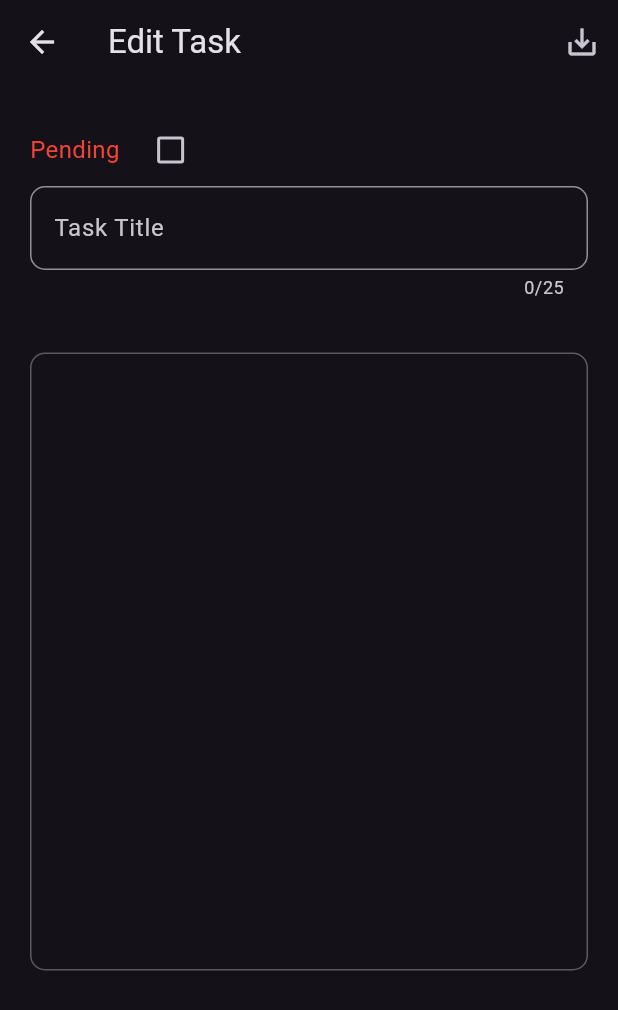
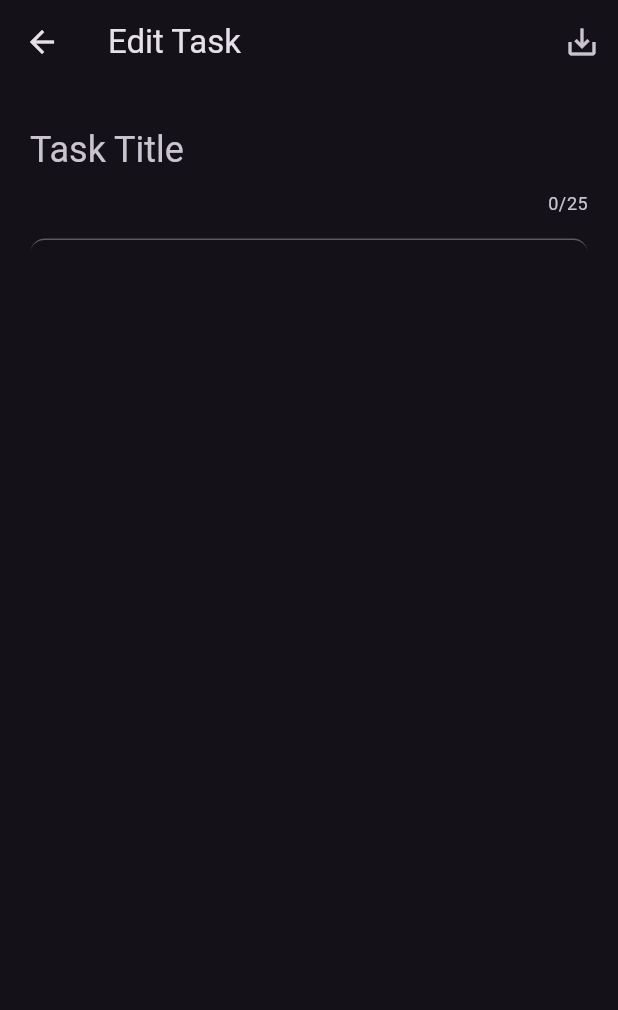
Before and after one commit to Aswanthds/todo_app_flutter, a Flutter app: the EditTodoPage screen opened directly with empty values, on a phone screen of 412 x 824 dp. Shown: the top 1010 px of the screen. Run offline on Flutter 3.47's test engine with Material 3 defaults, Android fonts, the phone set to English and light mode, and no system bars; our stand-ins replace get; network calls fail.

Commit message:
Final fixing

```diff
--- a/lib/view/home.dart
+++ b/lib/view/home.dart
@@ -29,10 +29,12 @@ class _MyHomePageState extends State<MyHomePage> with TickerProviderStateMixin {
   @override
   Widget build(BuildContext context) {
     return Scaffold(
+
       bottomSheet: PreferredSize(
         preferredSize: const Size.fromHeight(50),
         child: TabBar(
             controller: _tabController,
+
             labelColor: Colors.green,
             tabAlignment: TabAlignment.fill,
             indicatorColor: Colors.green,
@@ -63,6 +65,7 @@ class _MyHomePageState extends State<MyHomePage> with TickerProviderStateMixin {
             ]),
       ),
       appBar: AppBar(
+        automaticallyImplyLeading: false,
         title: Text(
           "To Do App",
           style: Theme.of(context)
--- a/lib/view/to_do.dart
+++ b/lib/view/to_do.dart
@@ -18,7 +18,7 @@ class TodoPageScreen extends StatelessWidget {
       child: Scaffold(
         body: Obx(() {
           if (controller.incompleteTasks.isEmpty) {
-            return const Center(child: Text(' No Tasks to done'));
+            return const Center(child: Text('No Tasks to done'));
           }
           return ListView.builder(
               itemCount: controller.incompleteTasks.length,
--- a/lib/view/widgets/edit_task.dart
+++ b/lib/view/widgets/edit_task.dart
@@ -1,8 +1,8 @@
 import 'package:flutter/material.dart';
-import 'package:flutter/services.dart';
 import 'package:get/get.dart';
 import 'package:todo_app_flutter/models/todo_model.dart';
 import 'package:todo_app_flutter/view/home.dart';
+import 'package:todo_app_flutter/view/widgets/textformfieldcolumn.dart';
 import 'package:todo_app_flutter/viewmodel/getx_controller.dart';
 
 class EditTodoPage extends StatefulWidget {
@@ -52,7 +52,7 @@ class _EditTodoPageState extends State<EditTodoPage> {
                   );
                   Future.delayed(
                     Durations.long4,
-                    () => Get.to(() => const MyHomePage()),
+                    () => Get.off(() => const MyHomePage()),
                   );
                 }
               },
@@ -61,71 +61,9 @@ class _EditTodoPageState extends State<EditTodoPage> {
       ),
       body: Padding(
         padding: const EdgeInsets.all(20.0),
-        child: Column(
-          crossAxisAlignment: CrossAxisAlignment.start,
-          children: [
-            Row(
-              children: [
-                Text(
-                  _isCompleted ? 'Completed' : 'Pending',
-                  style: TextStyle(
-                      fontSize: 16,
-                      color: _isCompleted ? Colors.green : Colors.red),
-                ),
-                const SizedBox(
-                  width: 10,
-                ),
-                Checkbox(
-                    value: _isCompleted,
-                    onChanged: (value) {
-                      setState(() {
-                        _isCompleted = value!;
-                      });
-                    }),
-              ],
-            ),
-            TextField(
-              controller: _titleController,
-              maxLength: 25,
-              decoration: InputDecoration(
-                hintText: 'Task Title',
-                focusedBorder: InputBorder.none,
-                errorBorder: InputBorder.none,
-                border: OutlineInputBorder(
-                  borderRadius: BorderRadius.circular(10.0),
-                ),
-              ),
-            ),
-            const SizedBox(height: 20),
-            const SizedBox(height: 15.0),
-            Container(
-              height: MediaQuery.of(context).size.width,
-              decoration: const BoxDecoration(
-                borderRadius: BorderRadius.all(Radius.circular(10.0)),
-                border: Border.fromBorderSide(BorderSide(
-                    style: BorderStyle.solid, color: Colors.white30)),
-              ),
-              child: TextField(
-                controller: _descriptionController,
-                maxLines: null,
-                decoration: const InputDecoration(
-                  hintText: '',
-                  border: InputBorder.none,
-                  focusedBorder: InputBorder.none,
-                  errorBorder: InputBorder.none,
-                  contentPadding: EdgeInsets.all(15.0),
-                ),
-                style: TextStyle(
-                  fontSize: 16.0,
-                  color: Colors.grey[600],
-                ),
-                maxLength: null,
-                maxLengthEnforcement:
-                    MaxLengthEnforcement.truncateAfterCompositionEnds,
-                textInputAction: TextInputAction.newline,
-              ),
-            ),
-          ],
+        child: SingleChildScrollView(
+          scrollDirection: Axis.vertical,
+          child: TexFieldColumnWidget(descriptionController: _descriptionController,titleController: _titleController,)
         ),
       ),
     );
--- a/lib/view/widgets/search_delegatte.dart
+++ b/lib/view/widgets/search_delegatte.dart
@@ -1,6 +1,7 @@
 import 'package:flutter/material.dart';
 import 'package:get/get.dart';
 import 'package:todo_app_flutter/models/todo_model.dart';
+import 'package:todo_app_flutter/view/home.dart';
 import 'package:todo_app_flutter/view/widgets/preview.dart';
 import 'package:todo_app_flutter/viewmodel/getx_controller.dart';
 
@@ -14,7 +15,7 @@ class MySearchDelegate extends SearchDelegate {
         icon: const Icon(Icons.close),
         onPressed: () {
           query = '';
-          close(context, null);
+          Get.offAll(() => const MyHomePage());
         },
       ),
     ];
@@ -25,7 +26,7 @@ class MySearchDelegate extends SearchDelegate {
     return IconButton(
       icon: const Icon(Icons.arrow_back),
       onPressed: () {
-        close(context, null);
+        Get.offAll(() => const MyHomePage());
       },
     );
   }
--- /dev/null
+++ b/lib/view/widgets/textformfieldcolumn.dart
@@ -0,0 +1,67 @@
+import 'package:flutter/material.dart';
+import 'package:flutter/services.dart';
+
+class TexFieldColumnWidget extends StatelessWidget {
+  const TexFieldColumnWidget({
+    super.key,
+    required TextEditingController titleController,
+    required TextEditingController descriptionController,
+  })  : _titleController = titleController,
+        _descriptionController = descriptionController;
+
+  final TextEditingController _titleController;
+  final TextEditingController _descriptionController;
+
+  @override
+  Widget build(BuildContext context) {
+    return Column(
+      crossAxisAlignment: CrossAxisAlignment.start,
+      mainAxisSize: MainAxisSize.max,
+      children: [
+        TextField(
+          controller: _titleController,
+          maxLength: 25,
+          style: Theme.of(context).textTheme.headlineSmall,
+          decoration: const InputDecoration(
+            hintText: 'Task Title',
+            focusedBorder: InputBorder.none,
+            errorBorder: InputBorder.none,
+            border: InputBorder.none,
+          ),
+        ),
+        const SizedBox(height: 15.0),
+        Container(
+          height: MediaQuery.of(context).size.longestSide,
+          decoration: const BoxDecoration(
+            borderRadius: BorderRadius.all(Radius.circular(10.0)),
+            border: Border.symmetric(
+                horizontal: BorderSide(
+                    style: BorderStyle.solid, color: Colors.white30)),
+          ),
+          child: TextField(
+            controller: _descriptionController,
+            maxLines: null,
+            textAlign: TextAlign.justify,
+            onEditingComplete: () {
+              FocusScope.of(context).unfocus();
+            },
+            decoration: const InputDecoration(
+              hintText: '',
+              focusedBorder: InputBorder.none,
+              errorBorder: InputBorder.none,
+              border: InputBorder.none,
+              contentPadding: EdgeInsets.all(5.0),
+            ),
+            style: const TextStyle(
+              fontSize: 16.0,
+            ),
+            maxLength: null,
+            maxLengthEnforcement:
+                MaxLengthEnforcement.truncateAfterCompositionEnds,
+            textInputAction: TextInputAction.newline,
+          ),
+        ),
+      ],
+    );
+  }
+}
--- a/pubspec.yaml
+++ b/pubspec.yaml
@@ -44,7 +44,7 @@ dev_dependencies:
 
 
 flutter_native_splash:
-  color: "#071b5d"
+  color: "#333333"
   image: assets/images/ic_launcher.png
   android: true
   ios: true
```
Also changed, not shown: lib/view/widgets/add_task.dart (+19 -47 lines), 5 other files.
